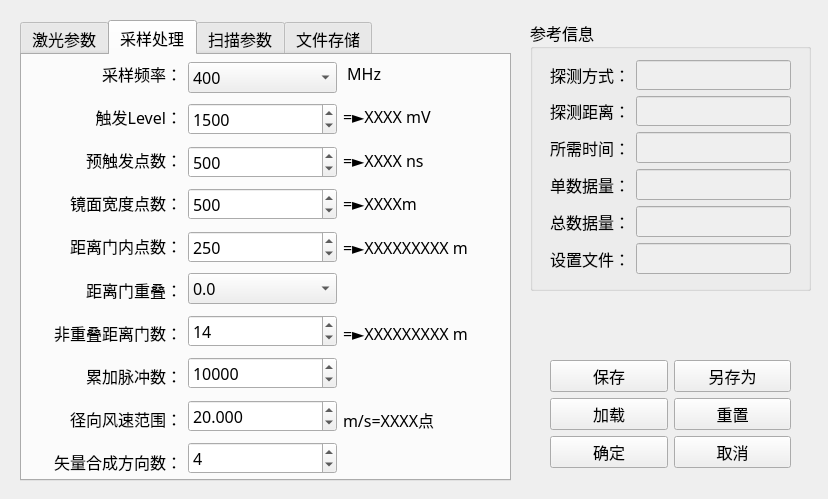
Qt form parametersetdialog.ui (guopan/Knapsack_CDL) before a commit.
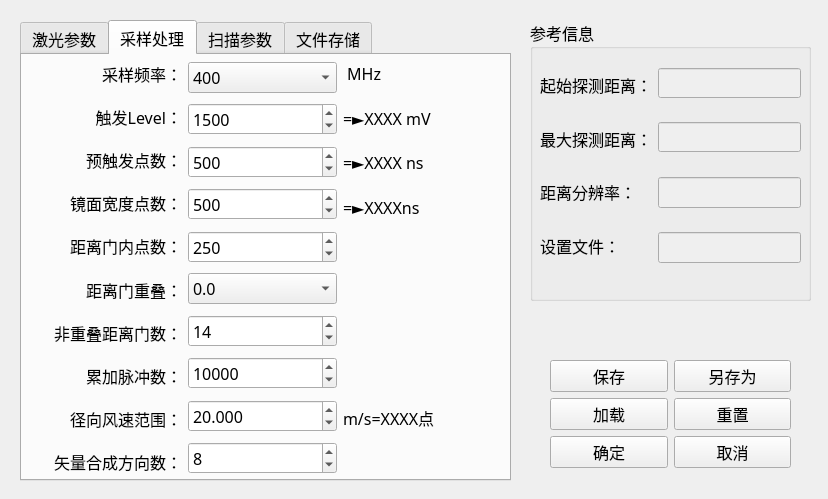
The same form after that commit. Icons and pictures are not drawn.

Commit message: 修改部分对话框

```diff
--- a/parametersetdialog.ui
+++ b/parametersetdialog.ui
@@ -26,7 +26,7 @@
      <x>530</x>
      <y>20</y>
      <width>281</width>
-     <height>271</height>
+     <height>281</height>
     </rect>
    </property>
    <property name="font">
@@ -41,202 +41,118 @@
    <widget class="QWidget" name="verticalLayoutWidget_3">
     <property name="geometry">
      <rect>
-      <x>20</x>
-      <y>40</y>
-      <width>241</width>
-      <height>216</height>
+      <x>10</x>
+      <y>30</y>
+      <width>261</width>
+      <height>231</height>
      </rect>
     </property>
-    <layout class="QVBoxLayout" name="verticalLayout_9">
+    <layout class="QHBoxLayout" name="horizontalLayout_6">
      <item>
-      <layout class="QHBoxLayout" name="horizontalLayout_13">
+      <layout class="QVBoxLayout" name="verticalLayout_16">
        <item>
-        <widget class="QLabel" name="label_2">
-         <property name="font">
-          <font>
-           <family>微软雅黑</family>
-           <pointsize>12</pointsize>
-           <weight>50</weight>
-           <bold>false</bold>
-          </font>
+        <spacer name="verticalSpacer_39">
+         <property name="orientation">
+          <enum>Qt::Vertical</enum>
          </property>
-         <property name="text">
-          <string>探测方式：</string>
+         <property name="sizeHint" stdset="0">
+          <size>
+           <width>20</width>
+           <height>40</height>
+          </size>
          </property>
-        </widget>
+        </spacer>
        </item>
        <item>
-        <widget class="QLineEdit" name="detectModeDispLineEdit">
-         <property name="enabled">
-          <bool>false</bool>
-         </property>
+        <widget class="QLabel" name="label_34">
          <property name="font">
           <font>
-           <pointsize>11</pointsize>
-          </font>
-         </property>
-         <property name="focusPolicy">
-          <enum>Qt::StrongFocus</enum>
-         </property>
-         <property name="contextMenuPolicy">
-          <enum>Qt::DefaultContextMenu</enum>
-         </property>
-         <property name="text">
-          <string/>
-         </property>
-         <property name="frame">
-          <bool>true</bool>
-         </property>
-        </widget>
-       </item>
-      </layout>
-     </item>
-     <item>
-      <layout class="QHBoxLayout" name="horizontalLayout_18">
-       <item>
-        <widget class="QLabel" name="label_6">
-         <property name="font">
-          <font>
            <family>微软雅黑</family>
            <pointsize>12</pointsize>
-           <weight>50</weight>
-           <bold>false</bold>
           </font>
          </property>
          <property name="text">
-          <string>探测距离：</string>
+          <string>起始探测距离：</string>
          </property>
+         <property name="alignment">
+          <set>Qt::AlignRight|Qt::AlignTrailing|Qt::AlignVCenter</set>
+         </property>
         </widget>
        </item>
        <item>
-        <widget class="QLineEdit" name="detectRangeDispLineEdit">
-         <property name="enabled">
-          <bool>false</bool>
+        <spacer name="verticalSpacer_50">
+         <property name="orientation">
+          <enum>Qt::Vertical</enum>
          </property>
-         <property name="font">
-          <font>
-           <pointsize>11</pointsize>
-          </font>
+         <property name="sizeHint" stdset="0">
+          <size>
+           <width>20</width>
+           <height>40</height>
+          </size>
          </property>
-         <property name="focusPolicy">
-          <enum>Qt::StrongFocus</enum>
-         </property>
-         <property name="contextMenuPolicy">
-          <enum>Qt::DefaultContextMenu</enum>
-         </property>
-         <property name="text">
-          <string/>
-         </property>
-         <property name="frame">
-          <bool>true</bool>
-         </property>
-        </widget>
+        </spacer>
        </item>
-      </layout>
-     </item>
-     <item>
-      <layout class="QHBoxLayout" name="horizontalLayout_14">
        <item>
-        <widget class="QLabel" name="label_3">
+        <widget class="QLabel" name="label_35">
          <property name="font">
           <font>
            <family>微软雅黑</family>
            <pointsize>12</pointsize>
-           <weight>50</weight>
-           <bold>false</bold>
           </font>
          </property>
          <property name="text">
-          <string>所需时间：</string>
+          <string>最大探测距离：</string>
          </property>
-        </widget>
-       </item>
-       <item>
-        <widget class="QLineEdit" name="totalTimeDispLineEdit">
-         <property name="enabled">
-          <bool>false</bool>
+         <property name="alignment">
+          <set>Qt::AlignRight|Qt::AlignTrailing|Qt::AlignVCenter</set>
          </property>
-         <property name="text">
-          <string/>
-         </property>
         </widget>
        </item>
-      </layout>
-     </item>
-     <item>
-      <layout class="QHBoxLayout" name="horizontalLayout_15">
        <item>
-        <widget class="QLabel" name="label_4">
-         <property name="font">
-          <font>
-           <family>微软雅黑</family>
-           <pointsize>12</pointsize>
-           <weight>50</weight>
-           <bold>false</bold>
-          </font>
+        <spacer name="verticalSpacer_51">
+         <property name="orientation">
+          <enum>Qt::Vertical</enum>
          </property>
-         <property name="text">
-          <string>单数据量：</string>
+         <property name="sizeHint" stdset="0">
+          <size>
+           <width>20</width>
+           <height>40</height>
+          </size>
          </property>
-        </widget>
+        </spacer>
        </item>
        <item>
-        <widget class="QLineEdit" name="singleFileSizeDispLineEdit">
-         <property name="enabled">
-          <bool>false</bool>
-         </property>
-         <property name="contextMenuPolicy">
-          <enum>Qt::PreventContextMenu</enum>
-         </property>
-         <property name="text">
-          <string/>
-         </property>
-         <property name="readOnly">
-          <bool>false</bool>
-         </property>
-        </widget>
-       </item>
-      </layout>
-     </item>
-     <item>
-      <layout class="QHBoxLayout" name="horizontalLayout_16">
-       <item>
-        <widget class="QLabel" name="label_5">
+        <widget class="QLabel" name="label_36">
          <property name="font">
           <font>
            <family>微软雅黑</family>
            <pointsize>12</pointsize>
-           <weight>50</weight>
-           <bold>false</bold>
           </font>
          </property>
          <property name="text">
-          <string>总数据量：</string>
+          <string>距离分辨率：</string>
          </property>
         </widget>
        </item>
        <item>
-        <widget class="QLineEdit" name="totalFileSizeDispLineEdit">
-         <property name="enabled">
-          <bool>false</bool>
+        <spacer name="verticalSpacer_52">
+         <property name="orientation">
+          <enum>Qt::Vertical</enum>
          </property>
-         <property name="text">
-          <string/>
+         <property name="sizeHint" stdset="0">
+          <size>
+           <width>20</width>
+           <height>40</height>
+          </size>
          </property>
-        </widget>
+        </spacer>
        </item>
-      </layout>
-     </item>
-     <item>
-      <layout class="QHBoxLayout" name="horizontalLayout_19">
        <item>
-        <widget class="QLabel" name="label_21">
+        <widget class="QLabel" name="label_40">
          <property name="font">
           <font>
            <family>微软雅黑</family>
            <pointsize>12</pointsize>
-           <weight>50</weight>
-           <bold>false</bold>
           </font>
          </property>
          <property name="text">
@@ -245,6 +161,133 @@
         </widget>
        </item>
        <item>
+        <spacer name="verticalSpacer_54">
+         <property name="orientation">
+          <enum>Qt::Vertical</enum>
+         </property>
+         <property name="sizeHint" stdset="0">
+          <size>
+           <width>20</width>
+           <height>40</height>
+          </size>
+         </property>
+        </spacer>
+       </item>
+      </layout>
+     </item>
+     <item>
+      <layout class="QVBoxLayout" name="verticalLayout_17">
+       <item>
+        <spacer name="verticalSpacer_56">
+         <property name="orientation">
+          <enum>Qt::Vertical</enum>
+         </property>
+         <property name="sizeHint" stdset="0">
+          <size>
+           <width>20</width>
+           <height>40</height>
+          </size>
+         </property>
+        </spacer>
+       </item>
+       <item>
+        <widget class="QLineEdit" name="startDetectRangeDispLineEdit">
+         <property name="enabled">
+          <bool>false</bool>
+         </property>
+         <property name="font">
+          <font>
+           <pointsize>11</pointsize>
+          </font>
+         </property>
+         <property name="focusPolicy">
+          <enum>Qt::StrongFocus</enum>
+         </property>
+         <property name="contextMenuPolicy">
+          <enum>Qt::DefaultContextMenu</enum>
+         </property>
+         <property name="text">
+          <string/>
+         </property>
+         <property name="frame">
+          <bool>true</bool>
+         </property>
+        </widget>
+       </item>
+       <item>
+        <spacer name="verticalSpacer_57">
+         <property name="orientation">
+          <enum>Qt::Vertical</enum>
+         </property>
+         <property name="sizeHint" stdset="0">
+          <size>
+           <width>20</width>
+           <height>40</height>
+          </size>
+         </property>
+        </spacer>
+       </item>
+       <item>
+        <widget class="QLineEdit" name="maxDetectRangeDispLineEdit">
+         <property name="enabled">
+          <bool>false</bool>
+         </property>
+         <property name="font">
+          <font>
+           <pointsize>11</pointsize>
+          </font>
+         </property>
+         <property name="focusPolicy">
+          <enum>Qt::StrongFocus</enum>
+         </property>
+         <property name="contextMenuPolicy">
+          <enum>Qt::DefaultContextMenu</enum>
+         </property>
+         <property name="text">
+          <string/>
+         </property>
+         <property name="frame">
+          <bool>true</bool>
+         </property>
+        </widget>
+       </item>
+       <item>
+        <spacer name="verticalSpacer_58">
+         <property name="orientation">
+          <enum>Qt::Vertical</enum>
+         </property>
+         <property name="sizeHint" stdset="0">
+          <size>
+           <width>20</width>
+           <height>40</height>
+          </size>
+         </property>
+        </spacer>
+       </item>
+       <item>
+        <widget class="QLineEdit" name="rangeResoDispLineEdit">
+         <property name="enabled">
+          <bool>false</bool>
+         </property>
+         <property name="text">
+          <string/>
+         </property>
+        </widget>
+       </item>
+       <item>
+        <spacer name="verticalSpacer_59">
+         <property name="orientation">
+          <enum>Qt::Vertical</enum>
+         </property>
+         <property name="sizeHint" stdset="0">
+          <size>
+           <width>20</width>
+           <height>40</height>
+          </size>
+         </property>
+        </spacer>
+       </item>
+       <item>
         <widget class="QLineEdit" name="settingFilePathDispLineEdit">
          <property name="enabled">
           <bool>false</bool>
@@ -254,6 +297,19 @@
          </property>
         </widget>
        </item>
+       <item>
+        <spacer name="verticalSpacer_60">
+         <property name="orientation">
+          <enum>Qt::Vertical</enum>
+         </property>
+         <property name="sizeHint" stdset="0">
+          <size>
+           <width>20</width>
+           <height>40</height>
+          </size>
+         </property>
+        </spacer>
+       </item>
       </layout>
      </item>
     </layout>
@@ -1365,7 +1421,7 @@
            <number>24</number>
           </property>
           <property name="value">
-           <number>4</number>
+           <number>8</number>
           </property>
          </widget>
         </item>
@@ -1436,7 +1492,7 @@
         <item>
          <widget class="QLabel" name="minDetectRangeDispLabel">
           <property name="text">
-           <string>=►XXXXm</string>
+           <string>=►XXXXns</string>
           </property>
          </widget>
         </item>
@@ -1453,13 +1509,6 @@
           </property>
          </spacer>
         </item>
-        <item>
-         <widget class="QLabel" name="rangeResolDispLabel">
-          <property name="text">
-           <string>=►XXXXXXXXX m</string>
-          </property>
-         </widget>
-        </item>
         <item>
          <spacer name="verticalSpacer_45">
           <property name="orientation">
@@ -1473,6 +1522,32 @@
           </property>
          </spacer>
         </item>
+        <item>
+         <spacer name="verticalSpacer_53">
+          <property name="orientation">
+           <enum>Qt::Vertical</enum>
+          </property>
+          <property name="sizeHint" stdset="0">
+           <size>
+            <width>20</width>
+            <height>40</height>
+           </size>
+          </property>
+         </spacer>
+        </item>
+        <item>
+         <spacer name="verticalSpacer_61">
+          <property name="orientation">
+           <enum>Qt::Vertical</enum>
+          </property>
+          <property name="sizeHint" stdset="0">
+           <size>
+            <width>20</width>
+            <height>40</height>
+           </size>
+          </property>
+         </spacer>
+        </item>
         <item>
          <widget class="QLabel" name="label_38">
           <property name="text">
@@ -1493,13 +1568,6 @@
           </property>
          </spacer>
         </item>
-        <item>
-         <widget class="QLabel" name="maxDetectRangeDispLabel">
-          <property name="text">
-           <string>=►XXXXXXXXX m</string>
-          </property>
-         </widget>
-        </item>
         <item>
          <spacer name="verticalSpacer_47">
           <property name="orientation">
@@ -1513,6 +1581,19 @@
           </property>
          </spacer>
         </item>
+        <item>
+         <spacer name="verticalSpacer_55">
+          <property name="orientation">
+           <enum>Qt::Vertical</enum>
+          </property>
+          <property name="sizeHint" stdset="0">
+           <size>
+            <width>20</width>
+            <height>40</height>
+           </size>
+          </property>
+         </spacer>
+        </item>
         <item>
          <widget class="QLabel" name="label_9">
           <property name="text">
```
Left out of the diff: 91 changed lines with no effect on the pictures. The commit also changes 3 other files.
